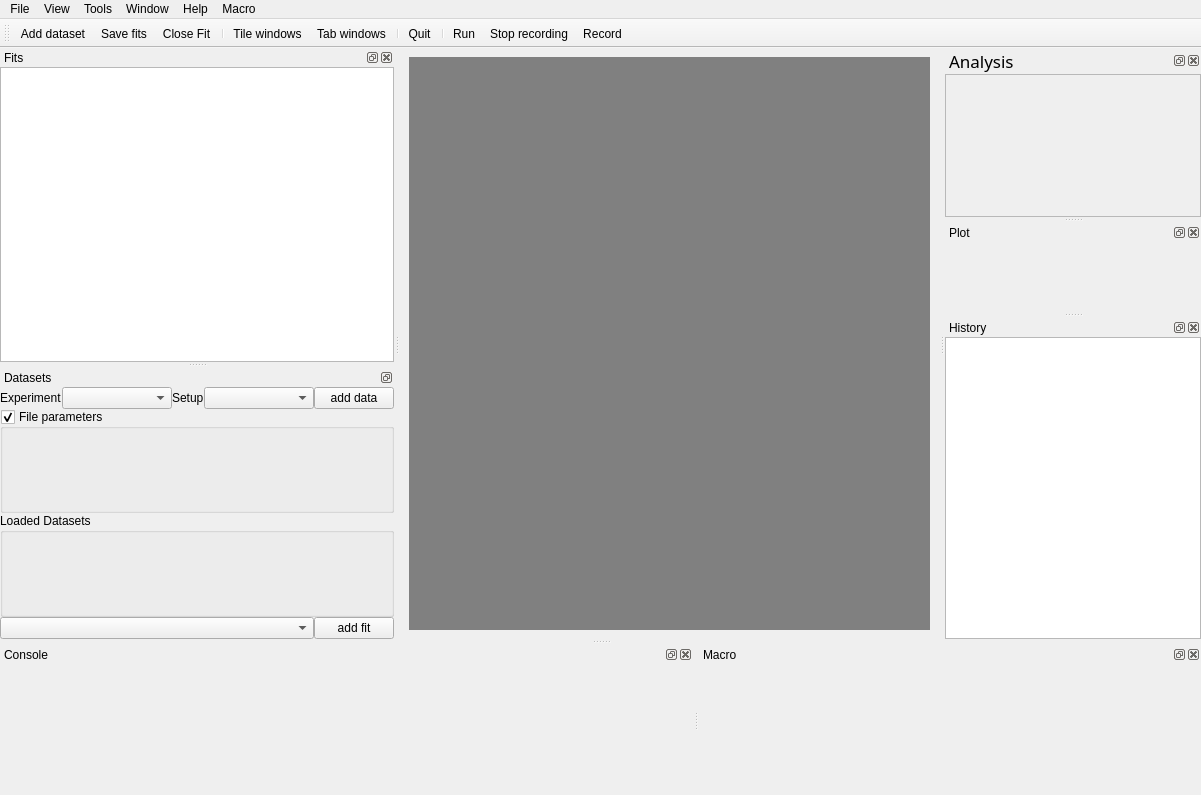
Qt form gui.ui (Fluorescence-Tools/chisurf) before a commit.
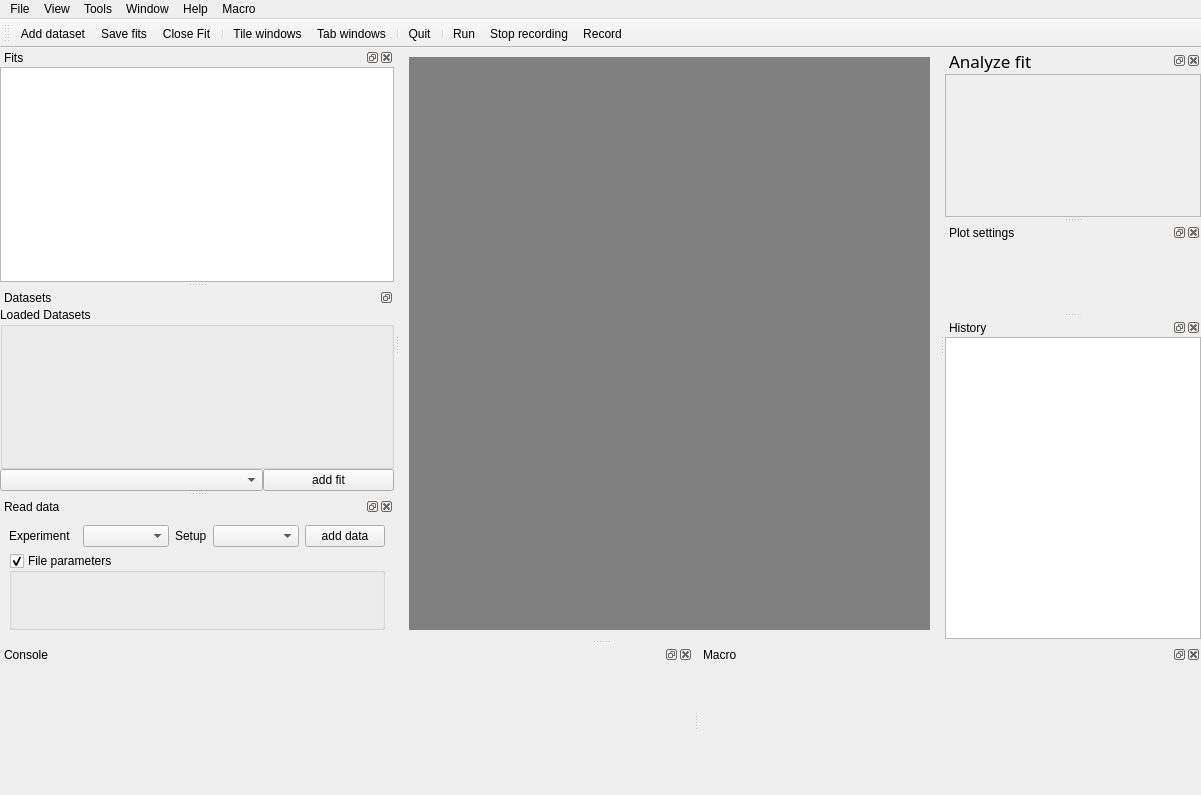
The same form after that commit. Icons and pictures are not drawn.

Commit message:
Worked on experiments backend
* separated experiment reader controller from experiment readers
* code cleanups

```diff
--- a/gui.ui
+++ b/gui.ui
@@ -144,7 +144,7 @@
     <set>QDockWidget::AllDockWidgetFeatures</set>
    </property>
    <property name="windowTitle">
-    <string>Analysis</string>
+    <string>Analyze fit</string>
    </property>
    <attribute name="dockWidgetArea">
     <number>2</number>
@@ -275,7 +275,7 @@
     </size>
    </property>
    <property name="windowTitle">
-    <string>Plot</string>
+    <string>Plot settings</string>
    </property>
    <attribute name="dockWidgetArea">
     <number>2</number>
@@ -682,140 +682,7 @@
      <property name="spacing">
       <number>0</number>
      </property>
-     <item row="1" column="0" colspan="6">
-      <widget class="QGroupBox" name="groupBox_FileParameters">
-       <property name="sizePolicy">
-        <sizepolicy hsizetype="Expanding" vsizetype="Minimum">
-         <horstretch>0</horstretch>
-         <verstretch>0</verstretch>
-        </sizepolicy>
-       </property>
-       <property name="toolTip">
-        <string>Here all necessary parameters to open experimental data files are displayed.</string>
-       </property>
-       <property name="title">
-        <string>File parameters</string>
-       </property>
-       <property name="checkable">
-        <bool>true</bool>
-       </property>
-       <property name="checked">
-        <bool>true</bool>
-       </property>
-       <layout class="QVBoxLayout" name="verticalLayout_6">
-        <property name="spacing">
-         <number>0</number>
-        </property>
-        <property name="leftMargin">
-         <number>0</number>
-        </property>
-        <property name="topMargin">
-         <number>0</number>
-        </property>
-        <property name="rightMargin">
-         <number>0</number>
-        </property>
-        <property name="bottomMargin">
-         <number>0</number>
-        </property>
-        <item>
-         <widget class="QWidget" name="widget" native="true">
-          <layout class="QVBoxLayout" name="verticalLayout_9">
-           <property name="spacing">
-            <number>0</number>
-           </property>
-           <property name="leftMargin">
-            <number>0</number>
-           </property>
-           <property name="topMargin">
-            <number>0</number>
-           </property>
-           <property name="rightMargin">
-            <number>0</number>
-           </property>
-           <property name="bottomMargin">
-            <number>0</number>
-           </property>
-           <item>
-            <layout class="QVBoxLayout" name="layout_experiment_reader">
-             <property name="spacing">
-              <number>0</number>
-             </property>
-            </layout>
-           </item>
-          </layout>
-         </widget>
-        </item>
-       </layout>
-      </widget>
-     </item>
-     <item row="0" column="3">
-      <widget class="QLabel" name="label_16">
-       <property name="text">
-        <string>Setup</string>
-       </property>
-      </widget>
-     </item>
-     <item row="0" column="4">
-      <widget class="QComboBox" name="comboBox_setupSelect">
-       <property name="sizePolicy">
-        <sizepolicy hsizetype="Expanding" vsizetype="Fixed">
-         <horstretch>0</horstretch>
-         <verstretch>0</verstretch>
-        </sizepolicy>
-       </property>
-       <property name="focusPolicy">
-        <enum>Qt::NoFocus</enum>
-       </property>
-       <property name="toolTip">
-        <string>After selecting a setup-type adjust the parameters of the setup used to open the experimental data.</string>
-       </property>
-      </widget>
-     </item>
-     <item row="0" column="5">
-      <widget class="QPushButton" name="pushButton">
-       <property name="text">
-        <string>add data</string>
-       </property>
-      </widget>
-     </item>
-     <item row="0" column="2">
-      <widget class="QComboBox" name="comboBox_experimentSelect">
-       <property name="sizePolicy">
-        <sizepolicy hsizetype="Expanding" vsizetype="Fixed">
-         <horstretch>0</horstretch>
-         <verstretch>0</verstretch>
-        </sizepolicy>
-       </property>
-       <property name="focusPolicy">
-        <enum>Qt::NoFocus</enum>
-       </property>
-       <property name="toolTip">
-        <string>Select a type of experiment. After selecting the experiment type you can select a setup-type</string>
-       </property>
-      </widget>
-     </item>
-     <item row="0" column="0" colspan="2">
-      <widget class="QLabel" name="label_10">
-       <property name="sizePolicy">
-        <sizepolicy hsizetype="Fixed" vsizetype="Preferred">
-         <horstretch>0</horstretch>
-         <verstretch>0</verstretch>
-        </sizepolicy>
-       </property>
-       <property name="text">
-        <string>Experiment</string>
-       </property>
-      </widget>
-     </item>
-     <item row="6" column="5">
-      <widget class="QPushButton" name="pushButton_2">
-       <property name="text">
-        <string>add fit</string>
-       </property>
-      </widget>
-     </item>
-     <item row="6" column="0" colspan="5">
+     <item row="6" column="0" colspan="2">
       <widget class="QComboBox" name="comboBox_Model">
        <property name="sizePolicy">
         <sizepolicy hsizetype="Expanding" vsizetype="Fixed">
@@ -831,7 +698,14 @@
        </property>
       </widget>
      </item>
-     <item row="2" column="0" colspan="6">
+     <item row="6" column="2">
+      <widget class="QPushButton" name="pushButton_2">
+       <property name="text">
+        <string>add fit</string>
+       </property>
+      </widget>
+     </item>
+     <item row="2" column="0" colspan="3">
       <widget class="QGroupBox" name="groupBox">
        <property name="title">
         <string>Loaded Datasets</string>
@@ -948,6 +822,160 @@
     </layout>
    </widget>
   </widget>
+  <widget class="QDockWidget" name="dockWidgetReadData">
+   <property name="allowedAreas">
+    <set>Qt::LeftDockWidgetArea|Qt::RightDockWidgetArea</set>
+   </property>
+   <property name="windowTitle">
+    <string>Read data</string>
+   </property>
+   <attribute name="dockWidgetArea">
+    <number>1</number>
+   </attribute>
+   <widget class="QWidget" name="dockWidgetContents_8">
+    <layout class="QGridLayout" name="gridLayout_4">
+     <item row="1" column="1">
+      <widget class="QLabel" name="label_10">
+       <property name="sizePolicy">
+        <sizepolicy hsizetype="Fixed" vsizetype="Preferred">
+         <horstretch>0</horstretch>
+         <verstretch>0</verstretch>
+        </sizepolicy>
+       </property>
+       <property name="text">
+        <string>Experiment</string>
+       </property>
+      </widget>
+     </item>
+     <item row="1" column="5">
+      <widget class="QComboBox" name="comboBox_setupSelect">
+       <property name="sizePolicy">
+        <sizepolicy hsizetype="Expanding" vsizetype="Fixed">
+         <horstretch>0</horstretch>
+         <verstretch>0</verstretch>
+        </sizepolicy>
+       </property>
+       <property name="focusPolicy">
+        <enum>Qt::NoFocus</enum>
+       </property>
+       <property name="toolTip">
+        <string>After selecting a setup-type adjust the parameters of the setup used to open the experimental data.</string>
+       </property>
+      </widget>
+     </item>
+     <item row="1" column="3">
+      <widget class="QComboBox" name="comboBox_experimentSelect">
+       <property name="sizePolicy">
+        <sizepolicy hsizetype="Expanding" vsizetype="Fixed">
+         <horstretch>0</horstretch>
+         <verstretch>0</verstretch>
+        </sizepolicy>
+       </property>
+       <property name="focusPolicy">
+        <enum>Qt::NoFocus</enum>
+       </property>
+       <property name="toolTip">
+        <string>Select a type of experiment. After selecting the experiment type you can select a setup-type</string>
+       </property>
+      </widget>
+     </item>
+     <item row="1" column="4">
+      <widget class="QLabel" name="label_16">
+       <property name="text">
+        <string>Setup</string>
+       </property>
+      </widget>
+     </item>
+     <item row="1" column="6">
+      <widget class="QPushButton" name="pushButton">
+       <property name="text">
+        <string>add data</string>
+       </property>
+      </widget>
+     </item>
+     <item row="2" column="1" colspan="6">
+      <widget class="QGroupBox" name="groupBox_FileParameters">
+       <property name="sizePolicy">
+        <sizepolicy hsizetype="Expanding" vsizetype="Minimum">
+         <horstretch>0</horstretch>
+         <verstretch>0</verstretch>
+        </sizepolicy>
+       </property>
+       <property name="toolTip">
+        <string>Here all necessary parameters to open experimental data files are displayed.</string>
+       </property>
+       <property name="title">
+        <string>File parameters</string>
+       </property>
+       <property name="checkable">
+        <bool>true</bool>
+       </property>
+       <property name="checked">
+        <bool>true</bool>
+       </property>
+       <layout class="QVBoxLayout" name="verticalLayout_6">
+        <property name="spacing">
+         <number>0</number>
+        </property>
+        <property name="leftMargin">
+         <number>0</number>
+        </property>
+        <property name="topMargin">
+         <number>0</number>
+        </property>
+        <property name="rightMargin">
+         <number>0</number>
+        </property>
+        <property name="bottomMargin">
+         <number>0</number>
+        </property>
+        <item>
+         <widget class="QWidget" name="widget" native="true">
+          <layout class="QVBoxLayout" name="verticalLayout_9">
+           <property name="spacing">
+            <number>0</number>
+           </property>
+           <property name="leftMargin">
+            <number>0</number>
+           </property>
+           <property name="topMargin">
+            <number>0</number>
+           </property>
+           <property name="rightMargin">
+            <number>0</number>
+           </property>
+           <property name="bottomMargin">
+            <number>0</number>
+           </property>
+           <item>
+            <layout class="QVBoxLayout" name="layout_experiment_reader">
+             <property name="spacing">
+              <number>0</number>
+             </property>
+            </layout>
+           </item>
+          </layout>
+         </widget>
+        </item>
+        <item>
+         <spacer name="verticalSpacer_3">
+          <property name="orientation">
+           <enum>Qt::Vertical</enum>
+          </property>
+          <property name="sizeHint" stdset="0">
+           <size>
+            <width>20</width>
+            <height>40</height>
+           </size>
+          </property>
+         </spacer>
+        </item>
+       </layout>
+      </widget>
+     </item>
+    </layout>
+   </widget>
+  </widget>
   <action name="actionExit">
    <property name="text">
     <string>Exit</string>
```
Left out of the diff: 1 changed line with no effect on the pictures. The commit also changes 19 other files.
